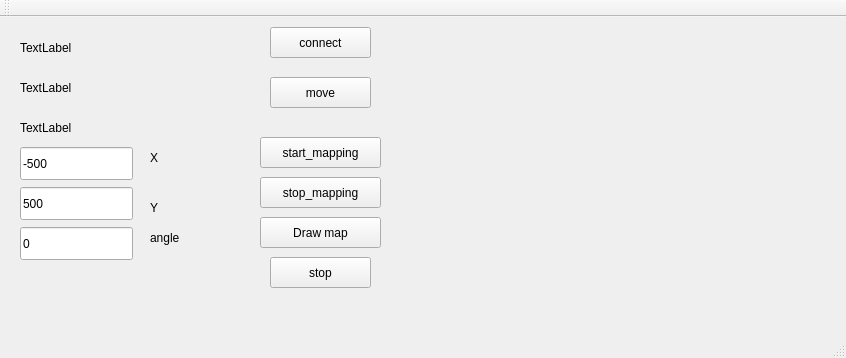
Qt form robot_demo/mainwindow.ui (MiroslavKohut/IroboCreate_project) before a commit.
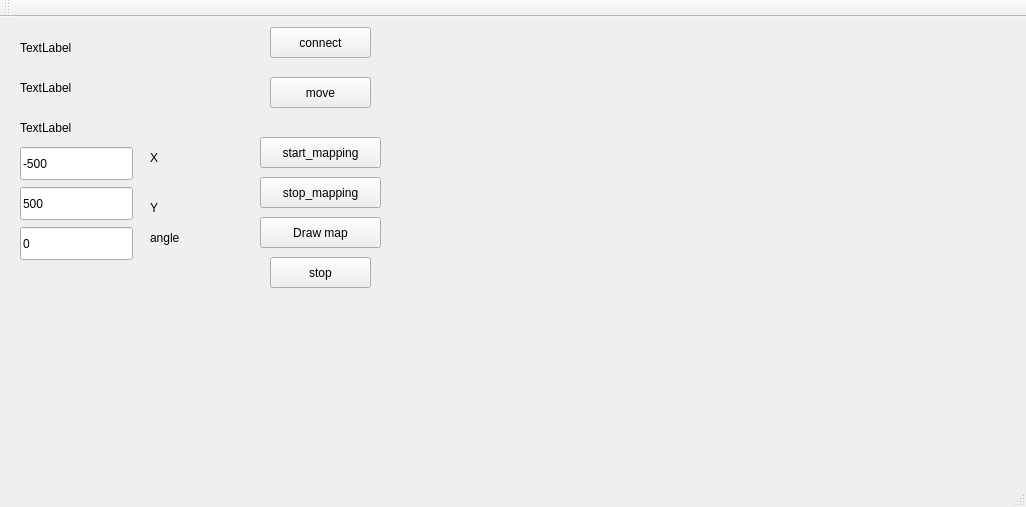
The same form after that commit.

```diff
--- a/robot_demo/mainwindow.ui
+++ b/robot_demo/mainwindow.ui
@@ -6,8 +6,8 @@
    <rect>
     <x>0</x>
     <y>0</y>
-    <width>846</width>
-    <height>358</height>
+    <width>1026</width>
+    <height>507</height>
    </rect>
   </property>
   <property name="windowTitle">
```
Left out of the diff: 4 changed lines with no effect on the pictures.
